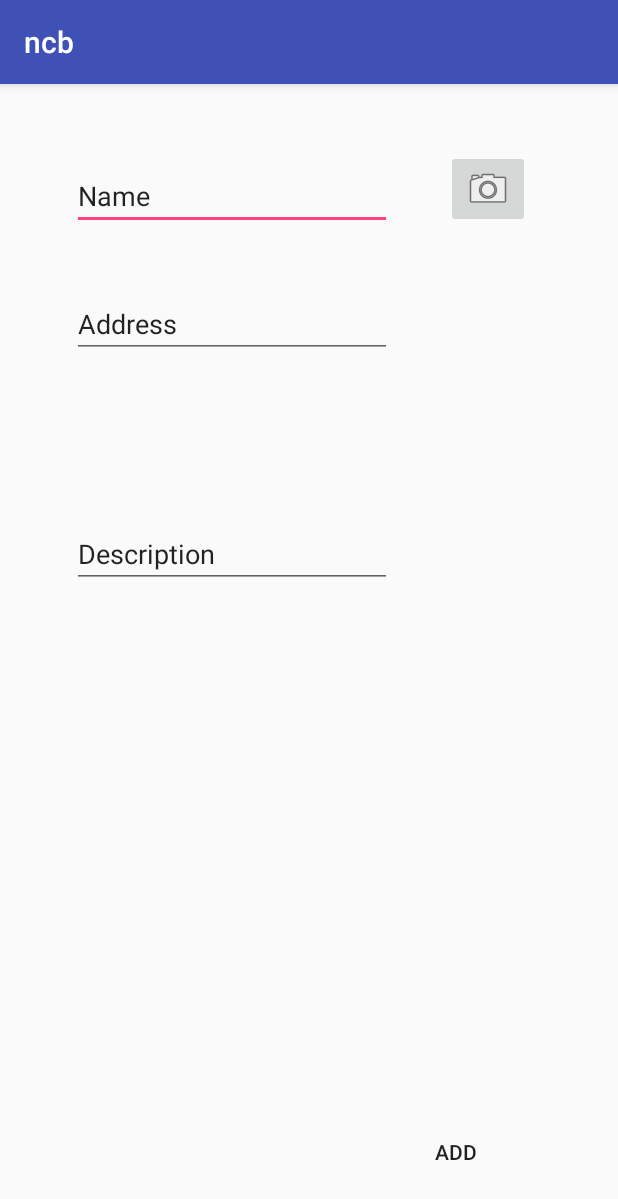
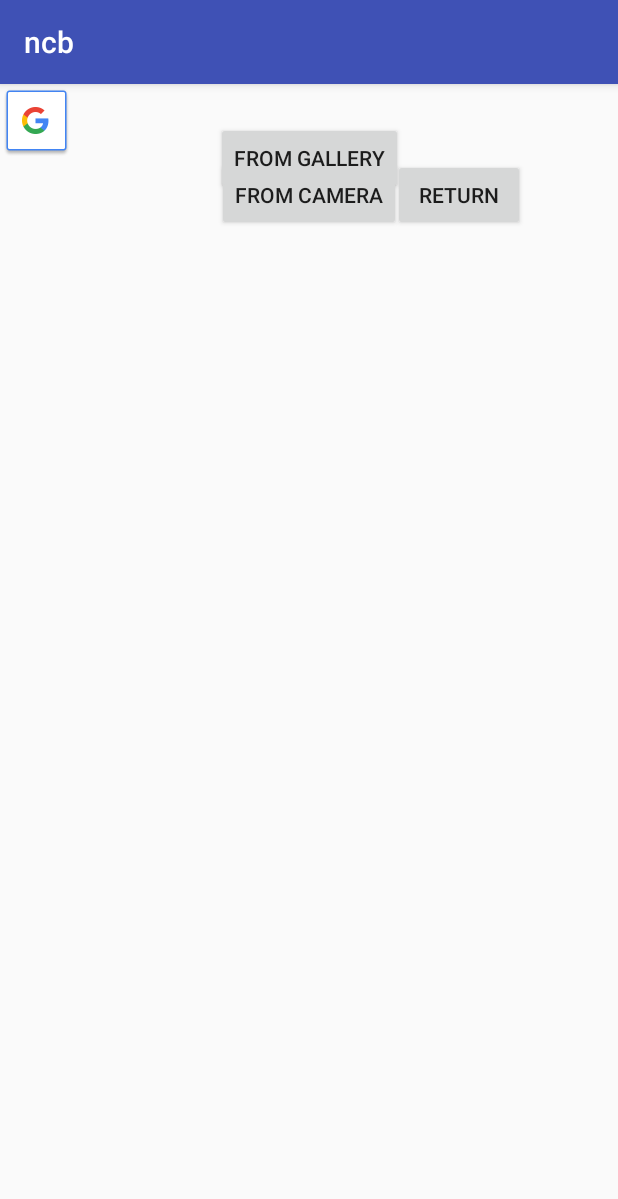
Before and after one commit to K01001011/ncb, an Android app: the AddActivity screen opened directly, with no data from a screen before it, after a tap on an icon or button, on a phone screen of 412 x 824 dp. Shown: the top 1199 px of the screen. Run offline under Robolectric (Android 15) with nearby library versions, the phone set to English and light mode, and no system bars; our stand-ins replace Firebase (no records; nobody signed in at launch, a user with empty details on screens opened directly); 1 statement that could not run was skipped.

Commit message:
yay!
it worked

Co-Authored-By: Karthikeyan <k01001011@users.noreply.github.com>

```diff
--- a/app/src/main/AndroidManifest.xml
+++ b/app/src/main/AndroidManifest.xml
@@ -18,7 +18,8 @@
         </activity>
         <activity android:name=".RegisterActivity" />
         <activity android:name=".MainActivity" />
-        <activity android:name=".AddActivity"></activity>
+        <activity android:name=".AddActivity" />
+        <activity android:name=".Main2Activity"></activity>
     </application>
 
 </manifest>
--- a/app/src/main/java/com/nic/karthik/ncb/AddActivity.java
+++ b/app/src/main/java/com/nic/karthik/ncb/AddActivity.java
@@ -1,5 +1,7 @@
 package com.nic.karthik.ncb;
 
+import android.content.Intent;
+import android.graphics.Bitmap;
 import android.support.v7.app.AppCompatActivity;
 import android.os.Bundle;
 import android.view.View;
@@ -13,7 +15,7 @@ public class AddActivity extends AppCompatActivity {
     ImageButton photo;
     Button add;
     String name, address, desc;
-
+    Bitmap image1;
     @Override
     protected void onCreate(Bundle savedInstanceState) {
         super.onCreate(savedInstanceState);
@@ -29,7 +31,8 @@ public class AddActivity extends AppCompatActivity {
         photo.setOnClickListener(new View.OnClickListener() {
             @Override
             public void onClick(View v) {
-                //handle photo event here
+                Intent intent = new Intent(AddActivity.this, Main2Activity.class);
+                startActivity(intent);
             }
         });
 
@@ -39,6 +42,12 @@ public class AddActivity extends AppCompatActivity {
                 name = textName.getText().toString().trim();
                 address = textAddress.getText().toString().trim();
                 desc = textDesc.getText().toString().trim();
+                Intent i = getIntent();
+                Bundle extras = i.getExtras();
+                assert extras != null;
+                image1 = (Bitmap) extras.get("data");
+                photo.setImageBitmap(image1);
+
             }
         });
     }
--- /dev/null
+++ b/app/src/main/java/com/nic/karthik/ncb/Main2Activity.java
@@ -0,0 +1,149 @@
+package com.nic.karthik.ncb;
+
+import android.Manifest;
+import android.app.ProgressDialog;
+import android.content.Context;
+import android.content.Intent;
+import android.content.pm.PackageManager;
+import android.graphics.Bitmap;
+import android.graphics.Camera;
+import android.net.Uri;
+import android.os.Build;
+import android.os.Environment;
+import android.os.Parcelable;
+import android.provider.MediaStore;
+import android.support.annotation.NonNull;
+import android.support.annotation.Nullable;
+import android.support.v7.app.AppCompatActivity;
+import android.os.Bundle;
+import android.view.View;
+import android.widget.Button;
+import android.widget.ImageView;
+import android.widget.Toast;
+
+import com.google.firebase.database.DatabaseReference;
+import com.google.firebase.database.FirebaseDatabase;
+
+
+import java.io.File;
+import java.io.IOException;
+import java.net.URI;
+import java.text.SimpleDateFormat;
+import java.util.ArrayList;
+import java.util.Date;
+
+public class Main2Activity extends AppCompatActivity {
+    Context c;
+    Uri imageuri;
+    ImageView imageview;
+    String imageloc;
+    Camera letstrythis;
+    @Override
+    protected void onCreate(Bundle savedInstanceState) {
+        super.onCreate(savedInstanceState);
+        setContentView(R.layout.activity_main2);
+        Button Takepic = findViewById(R.id.next);
+        Button FromGallery = findViewById(R.id.upload);
+        Button return1 = findViewById(R.id.previous);
+        imageview = findViewById(R.id.imageView);
+        checkFilePremisssion();
+        checkcameraPremisssion();
+        Takepic.setOnClickListener(new View.OnClickListener() {
+            @Override
+            public void onClick(View view) {
+
+                Intent intent = new Intent(MediaStore.ACTION_IMAGE_CAPTURE);
+                startActivityForResult(intent,1);
+
+            }
+        });
+        FromGallery.setOnClickListener(new View.OnClickListener() {
+            @Override
+            public void onClick(View view) {
+                opengallery();
+            }
+        });
+        return1.setOnClickListener(new View.OnClickListener() {
+            @Override
+            public void onClick(View view) {
+                Intent intent = new Intent(Main2Activity.this,AddActivity.class);
+                intent.putExtra("image", (Parcelable) imageview);
+                startActivityForResult(intent,3);
+            }
+        });
+
+    }
+    private void checkcameraPremisssion() {
+        if(Build.VERSION.SDK_INT>Build.VERSION_CODES.M){
+            int per = this.checkSelfPermission(Manifest.permission.CAMERA);
+            if(per!=0){
+                this.requestPermissions(new String[]{Manifest.permission.CAMERA},1);
+            }
+        }
+    }
+    @Override
+
+    public void onRequestPermissionsResult(int requestCode, @NonNull String[] permissions, @NonNull int[] grantResults) {
+
+        super.onRequestPermissionsResult(requestCode, permissions, grantResults);
+
+        if (requestCode == 1) {
+
+            if (grantResults[0] == PackageManager.PERMISSION_GRANTED) {
+
+                Toast.makeText(this, "camera permission granted", Toast.LENGTH_LONG).show();
+
+            } else {
+
+                Toast.makeText(this, "camera permission denied", Toast.LENGTH_LONG).show();
+
+            }
+
+        }}
+
+
+
+    private void opengallery() {
+        Intent intent = new Intent(Intent.ACTION_PICK, MediaStore.Images.Media.INTERNAL_CONTENT_URI);
+        startActivityForResult(intent,100);
+    }
+
+
+
+
+    private void checkFilePremisssion() {
+        if(Build.VERSION.SDK_INT>Build.VERSION_CODES.M){
+            int per = this.checkSelfPermission(Manifest.permission.READ_EXTERNAL_STORAGE)+this.checkSelfPermission(Manifest.permission.WRITE_EXTERNAL_STORAGE);
+            if(per!=0){
+                this.requestPermissions(new String[]{Manifest.permission.READ_EXTERNAL_STORAGE, Manifest.permission.WRITE_EXTERNAL_STORAGE},2);
+            }
+        }
+
+    }
+
+    @Override
+    protected void onActivityResult(int requestCode, int resultCode, Intent data) {
+        super.onActivityResult(requestCode, resultCode, data);
+        if(resultCode==RESULT_OK)
+        {
+            if(requestCode==1)
+            {
+                Bundle extras = data.getExtras();
+                assert extras != null;
+                Bitmap image = (Bitmap) extras.get("data");
+                ImageView imageview = (ImageView) findViewById(R.id.imageView); //sets imageview as the bitmap
+                imageview.setImageBitmap(image);
+            }
+            if((requestCode== 0b1100100))
+            {
+                imageuri =data.getData();
+                imageview.setImageURI(imageuri);
+
+
+            }
+            if(requestCode == 3){
+
+            }
+        }
+    }
+}
--- /dev/null
+++ b/app/src/main/res/layout/activity_main2.xml
@@ -0,0 +1,48 @@
+<?xml version="1.0" encoding="utf-8"?>
+<android.support.constraint.ConstraintLayout xmlns:android="http://schemas.android.com/apk/res/android"
+    xmlns:app="http://schemas.android.com/apk/res-auto"
+    xmlns:tools="http://schemas.android.com/tools"
+    android:layout_width="match_parent"
+    android:layout_height="match_parent"
+    tools:context=".Main2Activity">
+    <Button
+        android:id="@+id/next"
+        android:layout_width="wrap_content"
+        android:layout_height="wrap_content"
+        android:layout_marginLeft="0dp"
+        android:layout_marginStart="0dp"
+        android:layout_marginTop="50dp"
+        android:text="From Camera"
+        app:layout_constraintEnd_toEndOf="parent"
+        app:layout_constraintStart_toStartOf="parent"
+        app:layout_constraintTop_toTopOf="parent" />
+
+    <Button
+        android:id="@+id/upload"
+        android:layout_width="wrap_content"
+        android:layout_height="wrap_content"
+        android:layout_marginTop="25dp"
+        android:text="From Gallery"
+        app:layout_constraintEnd_toEndOf="parent"
+        app:layout_constraintStart_toStartOf="parent"
+        app:layout_constraintTop_toTopOf="parent" />
+
+    <Button
+        android:id="@+id/previous"
+        android:layout_width="wrap_content"
+        android:layout_height="wrap_content"
+        android:layout_marginLeft="160dp"
+        android:layout_marginStart="200dp"
+        android:layout_marginTop="50dp"
+        android:text="Return"
+        app:layout_constraintEnd_toEndOf="parent"
+        app:layout_constraintStart_toStartOf="parent"
+        app:layout_constraintTop_toTopOf="parent" />
+
+    <ImageView
+        android:id="@+id/imageView"
+        android:layout_width="wrap_content"
+        android:layout_height="wrap_content"
+        app:srcCompat="@drawable/common_google_signin_btn_icon_dark" />
+
+</android.support.constraint.ConstraintLayout>
```
